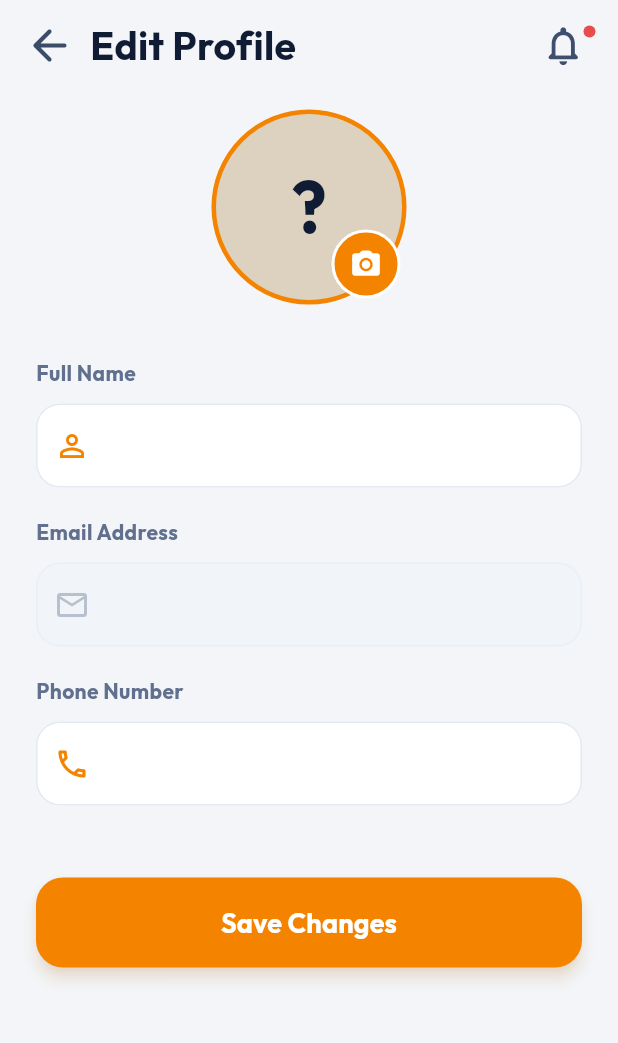
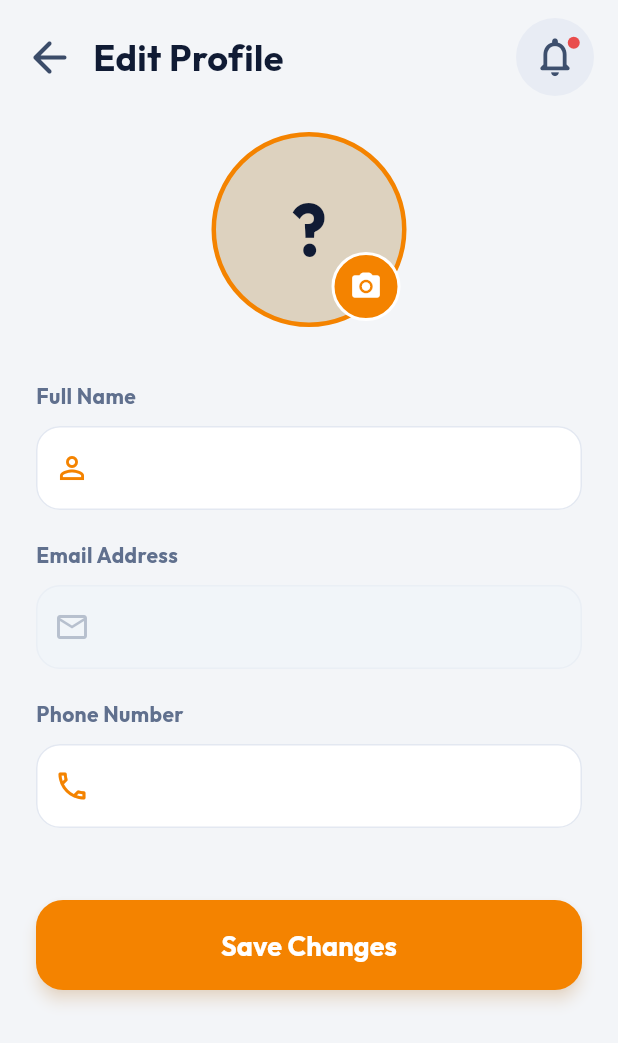
Before and after one commit to harshalnnpednekar/HR-Workforce-Tracking-System, a Flutter app: the EmployeeEditProfileScreen screen opened directly, on a phone screen of 412 x 824 dp. Shown: the top 1043 px of the screen. Run offline on Flutter 3.47's test engine with Material 3 defaults, Android fonts, the light colour scheme and no system bars; our stand-ins replace cached_network_image, cloud_firestore, firebase_auth, firebase_core, firebase_storage, fl_chart and 9 more; accounts and stored records are empty; generated files the repository leaves out were written again.

Commit message:
Fixed Minor Issues

```diff
--- a/HR_Workforce_Management_System/lib/features/admin/presentation/screens/admin_dashboard_screen.dart
+++ b/HR_Workforce_Management_System/lib/features/admin/presentation/screens/admin_dashboard_screen.dart
@@ -77,15 +77,12 @@
           ],
         ),
       ),
-      floatingActionButton: Padding(
-        padding: const EdgeInsets.only(bottom: 60),
-        child: FloatingActionButton(
-          heroTag: 'admin_eqbot_fab',
-          onPressed: () => EqBotChatSheet.open(context, userId: userId),
-          backgroundColor: AdminColors.primary,
-          shape: const CircleBorder(),
-          child: const Icon(Icons.smart_toy_rounded, color: Colors.white),
-        ),
+      floatingActionButton: FloatingActionButton(
+        heroTag: 'admin_eqbot_fab',
+        onPressed: () => EqBotChatSheet.open(context, userId: userId),
+        backgroundColor: AdminColors.primary,
+        shape: const CircleBorder(),
+        child: const Icon(Icons.smart_toy_rounded, color: Colors.white),
       ),
       floatingActionButtonLocation: FloatingActionButtonLocation.endFloat,
       bottomNavigationBar: _AdminBottomBar(
--- a/HR_Workforce_Management_System/lib/features/employee/presentation/screens/employee_edit_profile_screen.dart
+++ b/HR_Workforce_Management_System/lib/features/employee/presentation/screens/employee_edit_profile_screen.dart
@@ -112,7 +112,11 @@
           children: [
             Padding(
               padding: const EdgeInsets.fromLTRB(16, 12, 16, 0),
-              child: InnerPageHeader(title: 'Edit Profile', userId: FirebaseAuth.instance.currentUser?.uid),
+              child: InnerPageHeader(
+                title: 'Edit Profile',
+                userId: FirebaseAuth.instance.currentUser?.uid,
+                showBackButton: true,
+              ),
             ),
             Expanded(
               child: _isLoading
--- a/HR_Workforce_Management_System/lib/features/employee/presentation/screens/shared/employee_dashboard_constants.dart
+++ b/HR_Workforce_Management_System/lib/features/employee/presentation/screens/shared/employee_dashboard_constants.dart
@@ -142,23 +142,26 @@
   }
 }
 
-/// Inner page header with back button, title, and bell icon
+/// Inner page header with optional back button, title, and bell icon
 class InnerPageHeader extends StatelessWidget {
   const InnerPageHeader({
     super.key,
     required this.title,
     this.userId,
     this.icon,
+    this.showBackButton = false,
   });
 
   final String title;
   final String? userId;
   final IconData? icon;
+  final bool showBackButton;
 
   @override
   Widget build(BuildContext context) {
     return Row(
       children: [
+        if (showBackButton) ...[
           GestureDetector(
             onTap: () => Navigator.of(context).maybePop(),
             child: const Icon(
@@ -167,10 +170,19 @@
               size: 34,
             ),
           ),
-        const SizedBox(width: 10),
+          const SizedBox(width: 12),
+        ],
         if (icon != null) ...[
-          Icon(icon, color: AppColors.primary, size: 28),
-          const SizedBox(width: 10),
+          Container(
+            width: 52,
+            height: 52,
+            decoration: const BoxDecoration(
+              color: Color(0xFFFFF1DF),
+              shape: BoxShape.circle,
+            ),
+            child: Icon(icon, color: AppColors.primary, size: 26),
+          ),
+          const SizedBox(width: 12),
         ],
         Expanded(
           child: Text(
@@ -179,11 +191,20 @@
             style: GoogleFonts.outfit(
               color: AppColors.title,
               fontWeight: FontWeight.w700,
-              fontSize: 26,
+              fontSize: 24,
             ),
           ),
         ),
-        SizedBox(width: 36, child: BellIcon(userId: userId)),
+
+        Container(
+          width: 52,
+          height: 52,
+          decoration: const BoxDecoration(
+            color: Color(0xFFE8ECF4),
+            shape: BoxShape.circle,
+          ),
+          child: Center(child: BellIcon(userId: userId)),
+        ),
       ],
     );
   }
```
Lines whose indentation alone changed are shown as unchanged.
